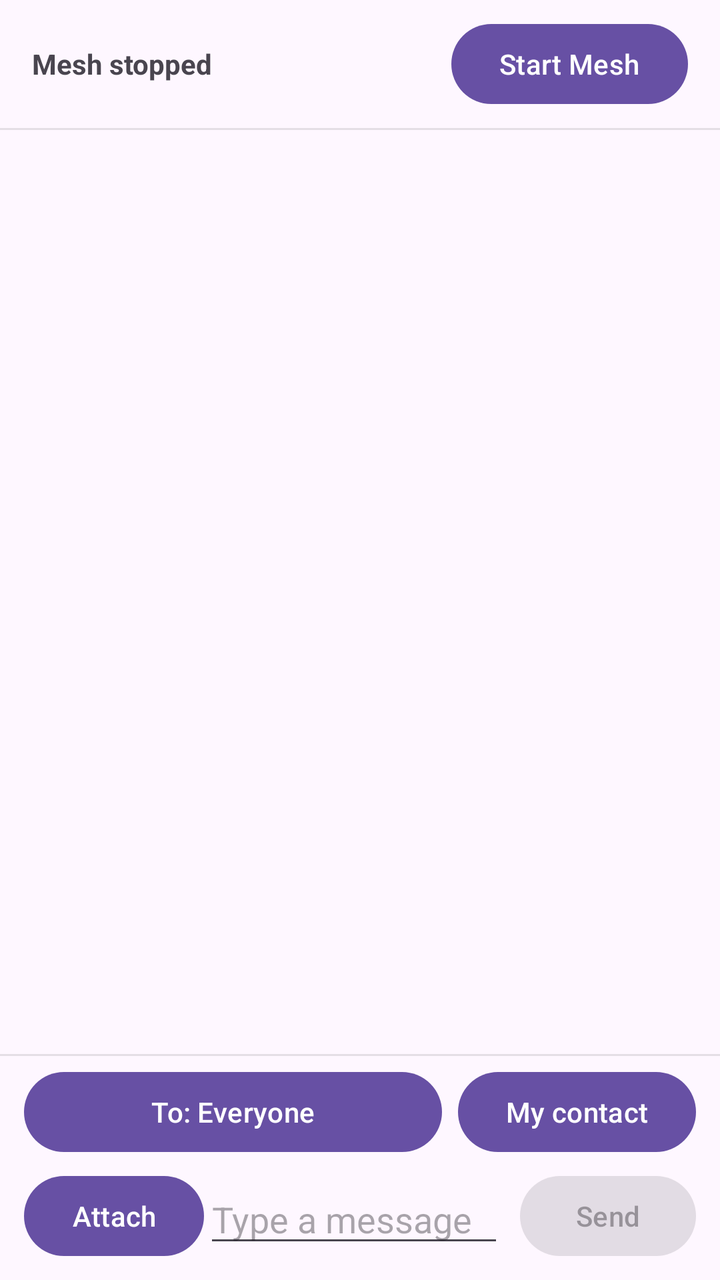
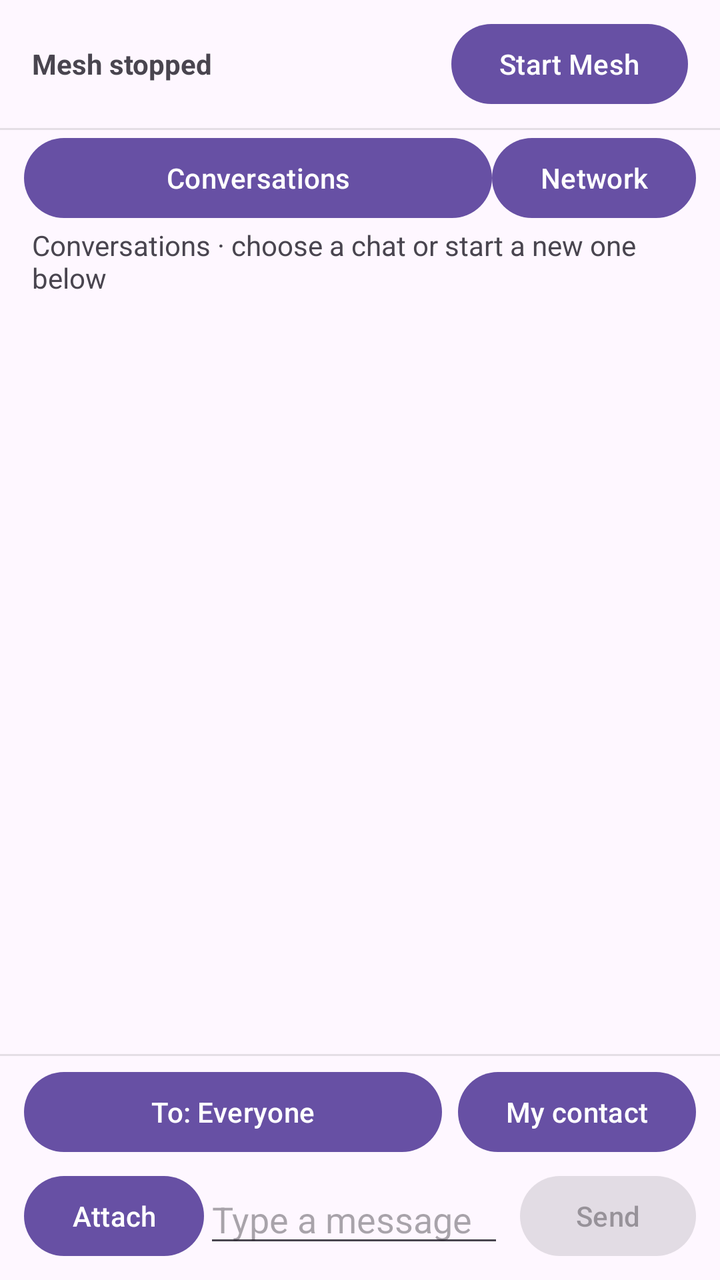

Screens rendered from an Android XML layout before and after an edit, with the pre-edit source and the edit as a unified diff.
<!-- AndroidManifest.xml: application theme Theme.OffGrid -->
<!-- res/layout/activity_main.xml -->
<?xml version="1.0" encoding="utf-8"?>
<LinearLayout xmlns:android="http://schemas.android.com/apk/res/android"
    android:id="@+id/root"
    android:layout_width="match_parent"
    android:layout_height="match_parent"
    android:orientation="vertical">

    
    <LinearLayout
        android:layout_width="match_parent"
        android:layout_height="wrap_content"
        android:gravity="center_vertical"
        android:orientation="horizontal"
        android:paddingStart="16dp"
        android:paddingTop="8dp"
        android:paddingEnd="16dp"
        android:paddingBottom="8dp">

        <TextView
            android:id="@+id/statusText"
            android:layout_width="0dp"
            android:layout_height="wrap_content"
            android:layout_weight="1"
            android:text="Mesh stopped"
            android:textSize="14sp"
            android:textStyle="bold" />

        <Button
            android:id="@+id/toggleButton"
            android:layout_width="wrap_content"
            android:layout_height="wrap_content"
            android:text="Start Mesh" />
    </LinearLayout>

    <View
        android:layout_width="match_parent"
        android:layout_height="1dp"
        android:alpha="0.2"
        android:background="#808080" />

    
    <androidx.recyclerview.widget.RecyclerView
        android:id="@+id/chatRecycler"
        android:layout_width="match_parent"
        android:layout_height="0dp"
        android:layout_weight="1"
        android:clipToPadding="false"
        android:paddingTop="8dp"
        android:paddingBottom="8dp" />

    <View
        android:layout_width="match_parent"
        android:layout_height="1dp"
        android:alpha="0.2"
        android:background="#808080" />

    
    <LinearLayout
        android:layout_width="match_parent"
        android:layout_height="wrap_content"
        android:gravity="center_vertical"
        android:orientation="horizontal"
        android:paddingStart="12dp"
        android:paddingTop="4dp"
        android:paddingEnd="12dp">

        <Button
            android:id="@+id/recipientButton"
            android:layout_width="0dp"
            android:layout_height="wrap_content"
            android:layout_weight="1"
            android:ellipsize="end"
            android:maxLines="1"
            android:text="To: Everyone" />

        <Button
            android:id="@+id/contactButton"
            android:layout_width="wrap_content"
            android:layout_height="wrap_content"
            android:layout_marginStart="8dp"
            android:text="My contact" />
    </LinearLayout>

    
    <LinearLayout
        android:layout_width="match_parent"
        android:layout_height="wrap_content"
        android:gravity="center_vertical"
        android:orientation="horizontal"
        android:paddingStart="12dp"
        android:paddingTop="4dp"
        android:paddingEnd="12dp"
        android:paddingBottom="8dp">

        <Button android:id="@+id/attachButton" android:layout_width="wrap_content"
            android:layout_height="wrap_content" android:text="Attach"/>
        <EditText
            android:id="@+id/messageInput"
            android:layout_width="0dp"
            android:layout_height="wrap_content"
            android:layout_weight="1"
            android:hint="Type a message"
            android:imeOptions="actionSend"
            android:importantForAutofill="no"
            android:inputType="textCapSentences"
            android:maxLines="3" />

        <Button
            android:id="@+id/sendButton"
            android:layout_width="wrap_content"
            android:layout_height="wrap_content"
            android:layout_marginStart="8dp"
            android:enabled="false"
            android:text="Send" />
    </LinearLayout>

</LinearLayout>
<!-- resources referenced by this layout -->
<resources>
  <style name="Theme.OffGrid" parent="Base.Theme.OffGrid" />
  <style name="Base.Theme.OffGrid" parent="Theme.Material3.DayNight.NoActionBar">
          
          
      </style>
</resources>

<!-- the commit's change to res/layout/activity_main.xml (unified diff, before → after) -->
@@ -38,6 +38,18 @@
         android:alpha="0.2"
         android:background="#808080" />
 
+    <LinearLayout android:layout_width="match_parent" android:layout_height="wrap_content"
+        android:orientation="horizontal" android:paddingHorizontal="12dp">
+        <Button android:id="@+id/conversationsButton" android:layout_width="0dp"
+            android:layout_weight="1" android:layout_height="wrap_content" android:text="Conversations" />
+        <Button android:id="@+id/diagnosticsButton" android:layout_width="wrap_content"
+            android:layout_height="wrap_content" android:text="Network" />
+    </LinearLayout>
+    <TextView android:id="@+id/conversationHeading" android:layout_width="match_parent"
+        android:layout_height="wrap_content" android:paddingHorizontal="16dp"
+        android:text="Conversations · choose a chat or start a new one below" android:textSize="14sp" />
+    <ListView android:id="@+id/conversationList" android:layout_width="match_parent"
+        android:layout_height="0dp" android:layout_weight="1" />
     
     <androidx.recyclerview.widget.RecyclerView
         android:id="@+id/chatRecycler"
@@ -82,7 +94,7 @@
     </LinearLayout>
 
     
-    <LinearLayout
+    <LinearLayout android:id="@+id/composerRow"
         android:layout_width="match_parent"
         android:layout_height="wrap_content"
         android:gravity="center_vertical"
